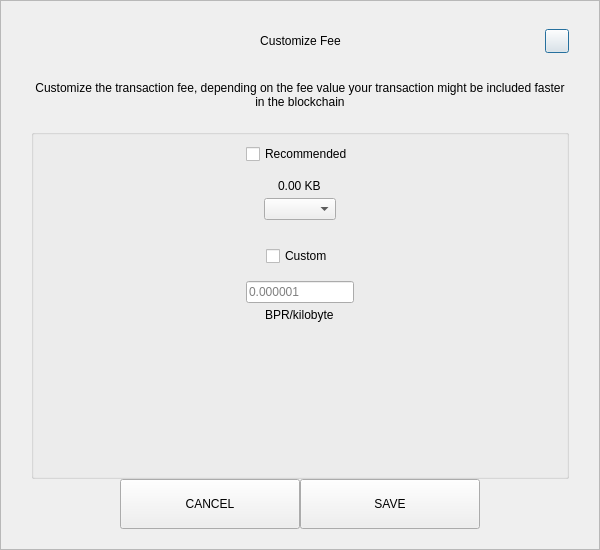
First picture: the form in src/qt/Sombe_/Sombe/forms/sendcustomfeedialog.ui, repository unixteam2020/po, before the edit.
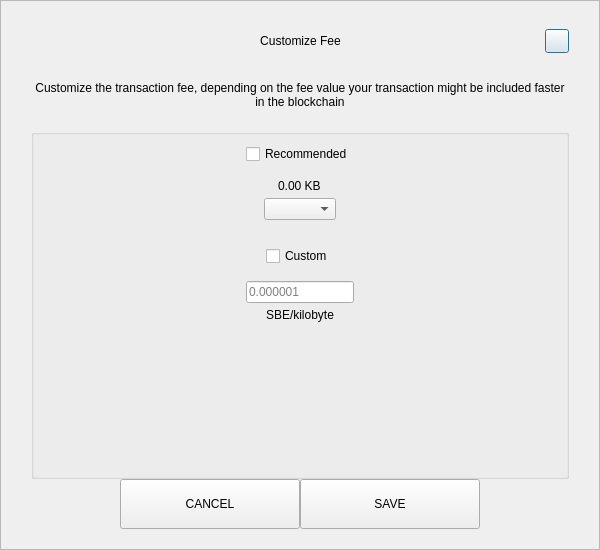
Second picture: the form after the edit.

```diff
--- a/src/qt/Sombe_/Sombe/forms/sendcustomfeedialog.ui
+++ b/src/qt/Sombe_/Sombe/forms/sendcustomfeedialog.ui
@@ -287,7 +287,7 @@
            <item alignment="Qt::AlignHCenter">
             <widget class="QLabel" name="labelCustomFee">
              <property name="text">
-              <string>BPR/kilobyte</string>
+              <string>SBE/kilobyte</string>
              </property>
             </widget>
            </item>
```
